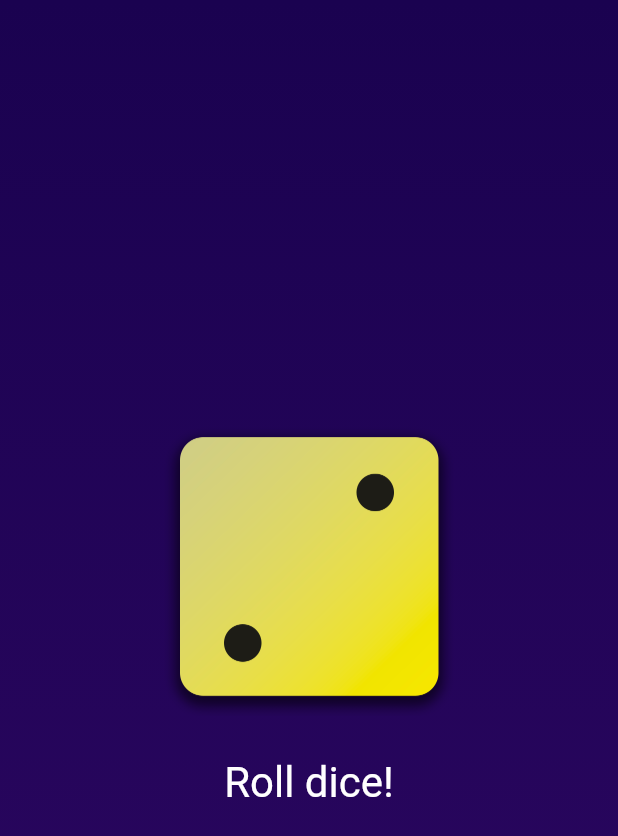
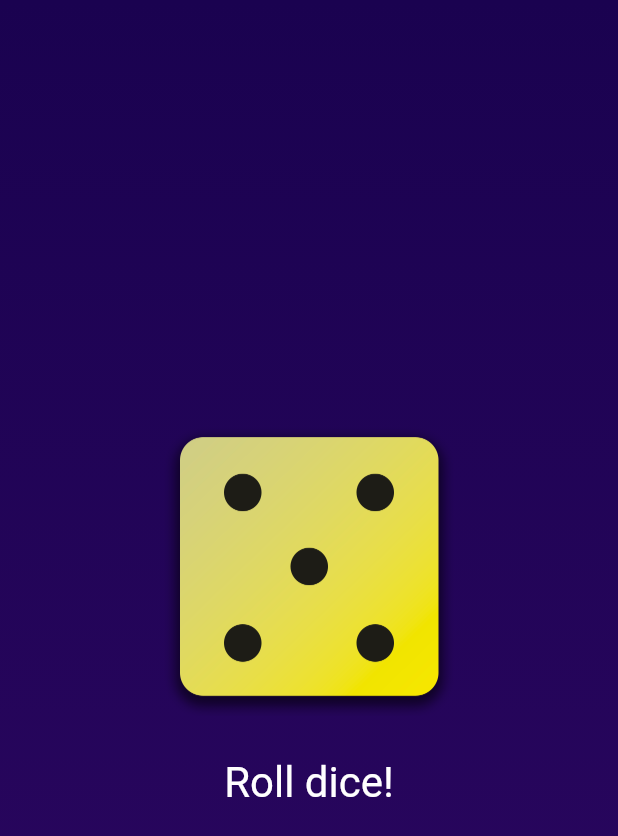
Before and after one commit to dag14/flutter_projects, a Flutter app: the screen it shows after launch, after a tap on "Roll dice!", on a phone screen of 412 x 824 dp. Shown: the top 836 px of the screen. Run offline on Flutter 3.47's test engine with Material 3 defaults, Android fonts, the phone set to English and light mode, and no system bars.

Commit message:
add random numbers to dice rolls

```diff
--- a/first_app/lib/roll_dice.dart
+++ b/first_app/lib/roll_dice.dart
@@ -1,4 +1,7 @@
 import 'package:flutter/material.dart';
+import 'dart:math';
+
+final randomizer = Random();
 
 class DiceRoller extends StatefulWidget {
   const DiceRoller({super.key});
@@ -9,10 +12,10 @@ class DiceRoller extends StatefulWidget {
 }
 
 class _DiceRollerState extends State<DiceRoller> {
-  var activeDiceImage = 'assets/images/dice-1.png';
+  var currentDiceRoll = 2;
   void rollDice() {
     setState(() {
-      activeDiceImage = 'assets/images/dice-2.png';
+      currentDiceRoll = randomizer.nextInt(6) + 1;
     });
   }
 
@@ -21,7 +24,7 @@ class _DiceRollerState extends State<DiceRoller> {
     return Column(
       mainAxisSize: MainAxisSize.min,
       children: [
-        Image.asset(activeDiceImage, width: 200),
+        Image.asset('assets/images/dice-$currentDiceRoll.png', width: 200),
         SizedBox(height: 20),
         TextButton(
           onPressed: rollDice,
```
